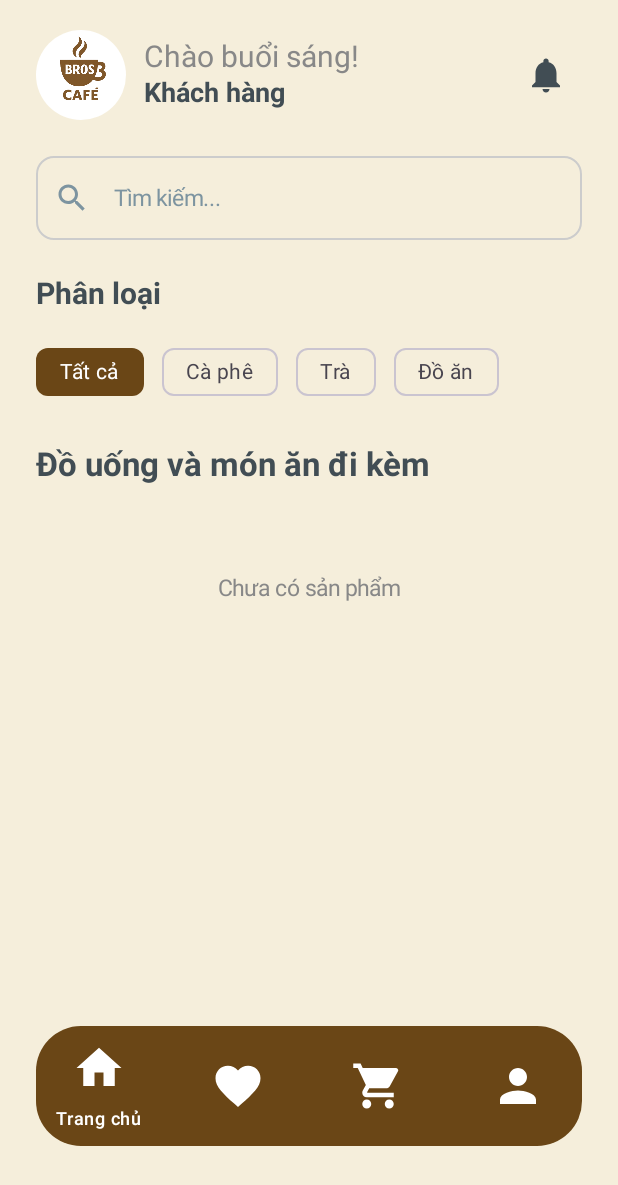
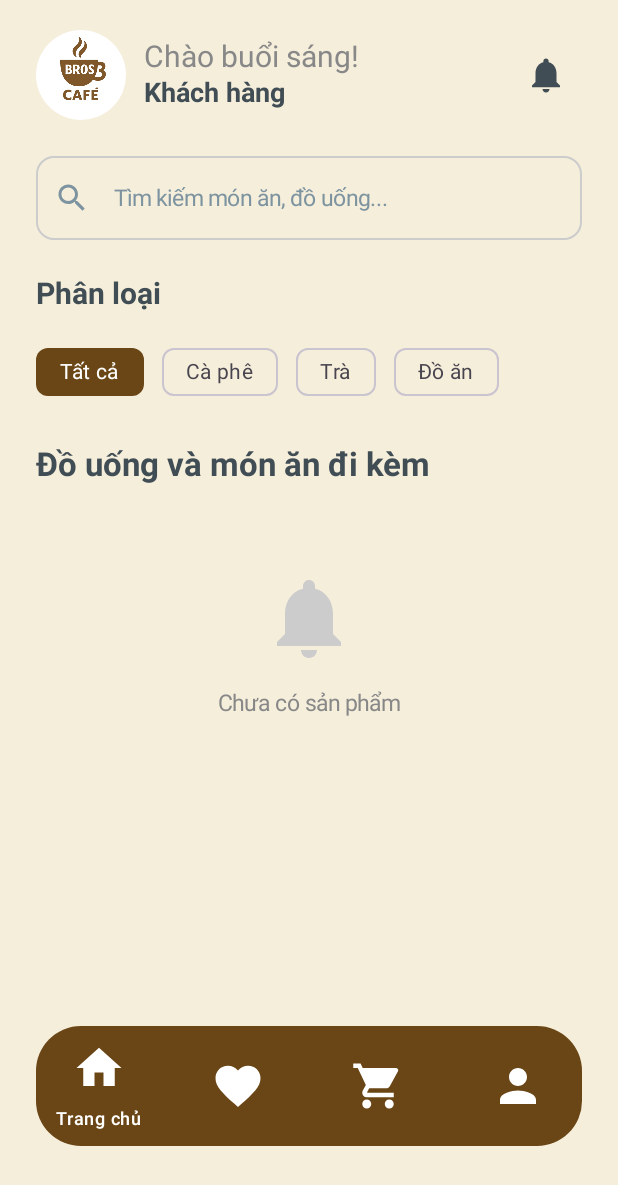
Before and after one commit to Minhhieu3012/coffee-shop-order-online-app, an Android app built with Jetpack Compose: the HomeScreen screen opened through its navigation route, on a phone screen of 412 x 824 dp. Shown: the top 1185 px of the screen. Run offline under Robolectric (Android 15) with nearby library versions, the light colour scheme and no system bars; our stand-ins replace Dagger/Hilt's generated code, Firebase (no records; nobody signed in at launch, a user with empty details on screens opened directly), Room's generated code; pictures from the network do not load.

Commit message:
feat: implement search with suggestions and diacritic removal

```diff
--- a/CustomerMobile/app/src/main/java/vn/edu/ut/hieupm9898/customermobile/features/home/HomeScreen.kt
+++ b/CustomerMobile/app/src/main/java/vn/edu/ut/hieupm9898/customermobile/features/home/HomeScreen.kt
@@ -10,7 +10,6 @@ import androidx.compose.foundation.lazy.items
 import androidx.compose.foundation.shape.CircleShape
 import androidx.compose.material.icons.Icons
 import androidx.compose.material.icons.filled.Notifications
-import androidx.compose.material.icons.filled.Search
 import androidx.compose.material3.*
 import androidx.compose.runtime.*
 import androidx.compose.ui.Alignment
@@ -24,9 +23,9 @@ import androidx.compose.ui.unit.sp
 import androidx.hilt.navigation.compose.hiltViewModel
 import vn.edu.ut.hieupm9898.customermobile.R
 import vn.edu.ut.hieupm9898.customermobile.features.auth.AuthViewModel
-import vn.edu.ut.hieupm9898.customermobile.ui.components.BrosTextField
 import vn.edu.ut.hieupm9898.customermobile.ui.components.CategoryChip
 import vn.edu.ut.hieupm9898.customermobile.ui.components.CoffeeCard
+import vn.edu.ut.hieupm9898.customermobile.ui.components.SearchBarWithSuggestions
 import vn.edu.ut.hieupm9898.customermobile.ui.components.skeleton.HomeScreenSkeleton
 import vn.edu.ut.hieupm9898.customermobile.ui.theme.BrosBackground
 import vn.edu.ut.hieupm9898.customermobile.ui.theme.BrosTitle
@@ -43,14 +42,12 @@ fun HomeScreen(
     val uiState by homeViewModel.uiState.collectAsState()
     val currentUser by authViewModel.currentUser.collectAsState()
 
-    var searchText by remember { mutableStateOf("") }
-
     // Load user info
     LaunchedEffect(Unit) {
         authViewModel.loadCurrentUser()
     }
 
-    // Load products khi vào màn hình
+    // Load products
     LaunchedEffect(Unit) {
         homeViewModel.loadProducts()
     }
@@ -60,39 +57,19 @@ fun HomeScreen(
         Log.d("HomeScreen", "👤 Current user: ${currentUser?.displayName}")
     }
 
-    // Lọc products dựa trên category và search
-    val filteredProducts = remember(uiState.products, uiState.selectedCategory, searchText) {
-        var filtered = uiState.products
-
-        // Filter by category
-        if (uiState.selectedCategory != "Tất cả") {
-            val categoryMap = mapOf(
-                "Cà phê" to "Coffee",
-                "Trà" to "Tea",
-                "Đồ ăn" to "Food"
-            )
-            val englishCategory = categoryMap[uiState.selectedCategory]
-            if (englishCategory != null) {
-                filtered = filtered.filter { it.category == englishCategory }
-            }
-        }
-
-        // Filter by search
-        if (searchText.isNotEmpty()) {
-            filtered = filtered.filter { product ->
-                product.name.contains(searchText, ignoreCase = true) ||
-                        product.description.contains(searchText, ignoreCase = true)
-            }
-        }
-
-        filtered
+    // Get filtered products
+    val filteredProducts = remember(
+        uiState.products,
+        uiState.selectedCategory,
+        uiState.searchQuery
+    ) {
+        homeViewModel.getFilteredProducts()
     }
 
     Scaffold(
         containerColor = BrosBackground
     ) { paddingValues ->
         Box(modifier = Modifier.fillMaxSize()) {
-            // 🔥 HIỂN THỊ SKELETON KHI ĐANG LOADING
             if (uiState.isLoading) {
                 HomeScreenSkeleton(
                     modifier = Modifier
@@ -100,12 +77,12 @@ fun HomeScreen(
                         .padding(paddingValues)
                 )
             } else {
-                // 🔥 HIỂN THỊ NỘI DUNG THẬT KHI ĐÃ LOAD XONG
                 LazyColumn(
                     modifier = Modifier
                         .fillMaxSize()
                         .padding(paddingValues)
-                        .padding(horizontal = 24.dp)
+                        .padding(horizontal = 24.dp),
+                    contentPadding = PaddingValues(bottom = 100.dp)
                 ) {
                     // --- 1. HEADER ---
                     item {
@@ -151,13 +128,19 @@ fun HomeScreen(
                         Spacer(modifier = Modifier.height(24.dp))
                     }
 
-                    // --- 2. SEARCH BAR ---
+                    // --- 2. SEARCH BAR WITH SUGGESTIONS ---
                     item {
-                        BrosTextField(
-                            value = searchText,
-                            onValueChange = { searchText = it },
-                            label = "Tìm kiếm...",
-                            icon = Icons.Default.Search
+                        SearchBarWithSuggestions(
+                            query = uiState.searchQuery,
+                            onQueryChange = { homeViewModel.onSearchQueryChange(it) },
+                            suggestions = uiState.searchResults,
+                            showSuggestions = uiState.showSuggestions,
+                            onSuggestionClick = { product ->
+                                homeViewModel.selectSuggestion(product)
+                                onProductClick(product.id)
+                            },
+                            onClearClick = { homeViewModel.clearSearch() },
+                            isSearching = uiState.isSearching
                         )
                         Spacer(modifier = Modifier.height(24.dp))
                     }
@@ -191,19 +174,31 @@ fun HomeScreen(
 
                     // --- 4. PRODUCT TITLE ---
                     item {
+                        Row(
+                            modifier = Modifier.fillMaxWidth(),
+                            horizontalArrangement = Arrangement.SpaceBetween,
+                            verticalAlignment = Alignment.CenterVertically
+                        ) {
                             Text(
                                 "Đồ uống và món ăn đi kèm",
                                 style = MaterialTheme.typography.titleLarge,
                                 fontWeight = FontWeight.Bold,
-                            color = BrosTitle,
-                            modifier = Modifier.padding(bottom = 8.dp)
+                                color = BrosTitle
                             )
-                        Spacer(modifier = Modifier.height(8.dp))
+
+                            if (uiState.searchQuery.isNotEmpty()) {
+                                Text(
+                                    text = "${filteredProducts.size} kết quả",
+                                    style = MaterialTheme.typography.bodyMedium,
+                                    color = Color.Gray
+                                )
+                            }
+                        }
+                        Spacer(modifier = Modifier.height(16.dp))
                     }
 
                     // --- 5. PRODUCT GRID ---
                     if (filteredProducts.isEmpty()) {
-                        // Empty state
                         item {
                             Box(
                                 modifier = Modifier
@@ -211,13 +206,25 @@ fun HomeScreen(
                                     .padding(vertical = 40.dp),
                                 contentAlignment = Alignment.Center
                             ) {
+                                Column(
+                                    horizontalAlignment = Alignment.CenterHorizontally
+                                ) {
+                                    Icon(
+                                        imageVector = Icons.Default.Notifications,
+                                        contentDescription = null,
+                                        modifier = Modifier.size(64.dp),
+                                        tint = Color.LightGray
+                                    )
+                                    Spacer(modifier = Modifier.height(16.dp))
                                     Text(
-                                    text = if (searchText.isNotEmpty())
-                                        "Không tìm thấy sản phẩm"
+                                        text = if (uiState.searchQuery.isNotEmpty())
+                                            "Không tìm thấy \"${uiState.searchQuery}\""
                                         else
                                             "Chưa có sản phẩm",
-                                    color = Color.Gray
+                                        color = Color.Gray,
+                                        style = MaterialTheme.typography.bodyLarge
                                     )
+                                }
                             }
                         }
                     } else {
@@ -247,14 +254,10 @@ fun HomeScreen(
                             }
                         }
                     }
-
-                    item {
-                        Spacer(modifier = Modifier.height(80.dp))
-                    }
                 }
             }
 
-            // --- 7. ERROR MESSAGE ---
+            // Error Message
             if (uiState.errorMessage != null) {
                 Snackbar(
                     modifier = Modifier
```
Also changed, not shown: CustomerMobile/app/src/main/java/vn/edu/ut/hieupm9898/customermobile/features/home/HomeViewModel.kt (+112 -70 lines), CustomerMobile/app/src/main/java/vn/edu/ut/hieupm9898/customermobile/ui/components/SearchBarWithSuggestions.kt (added, +239 -0 lines), CustomerMobile/app/src/main/java/vn/edu/ut/hieupm9898/customermobile/utils/StringUtils.kt (added, +120 -0 lines). Lines whose indentation alone changed are shown as unchanged.
